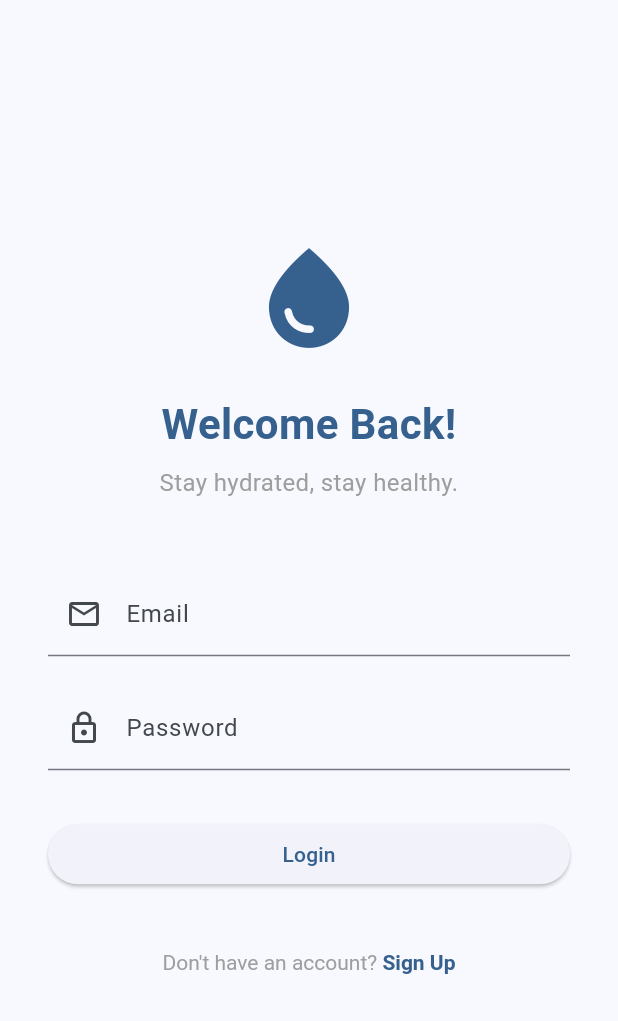
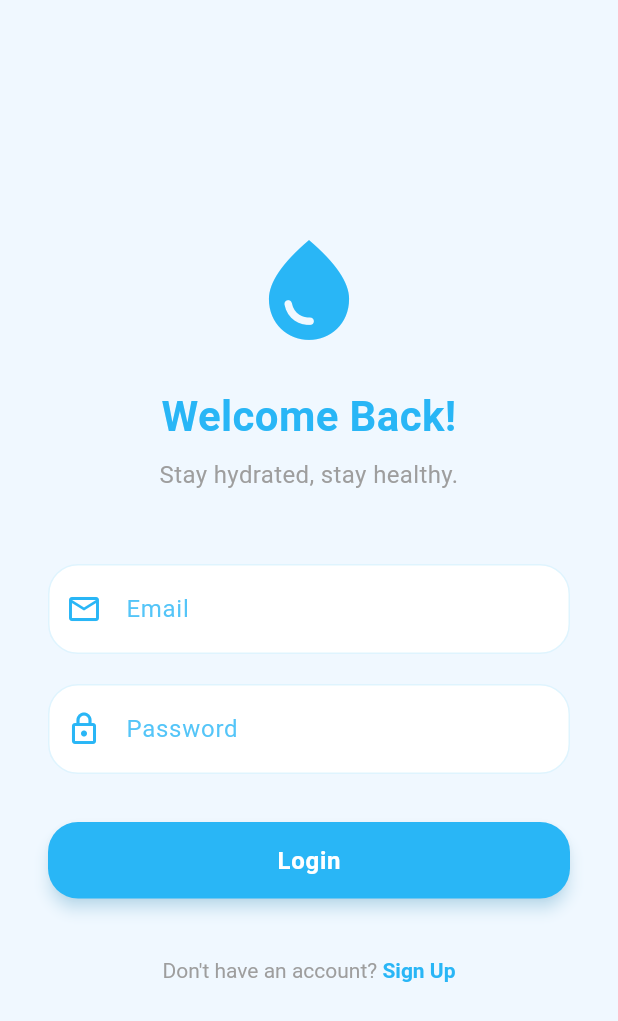
Before and after one commit to hannaRahim/hydrobuddy15, a Flutter app: the screen it shows after launch, on a phone screen of 412 x 824 dp. Shown: the top 1021 px of the screen. Run offline on Flutter 3.47's test engine with Material 3 defaults, Android fonts, the phone set to English and light mode, and no system bars; our stand-ins replace equatable, flutter_bloc, flutter_local_notifications, sqflite, supabase_flutter, timezone; accounts and stored records are empty.

Commit message:
tmbh water intake history, tukar app theme, update dashboard bagi cantik

```diff
--- a/lib/core/theme/app_theme.dart
+++ b/lib/core/theme/app_theme.dart
@@ -1,40 +1,56 @@
 import 'package:flutter/material.dart';
 
 class AppTheme {
-  // --- Color Palette ---
-  static const Color _primaryBlue = Color(0xFF0288D1); // Deep Ocean
-  static const Color _secondaryTeal = Color(0xFF26C6DA); // Tropical Water
-  static const Color _backgroundLight = Color(0xFFF0F8FF); // Alice Blue
+  // --- New "Logo-Inspired" Palette ---
+  // A vibrant, friendly light blue matching the droplet's body
+  static const Color _primaryBlue = Color(0xFF29B6F6);
+  // A softer cyan/teal for accents, matching the glow
+  static const Color _secondaryCyan = Color(0xFF81D4FA);
+  // Very pale blue for backgrounds (Alice Blue)
+  static const Color _backgroundLight = Color(0xFFF0F8FF);
+  // Darker blue for text to ensure readability on light backgrounds
+  static const Color _textDarkBlue = Color(0xFF01579B);
   static const Color _surfaceWhite = Colors.white;
   static const Color _errorRed = Color(0xFFE57373);
 
   static final ThemeData lightTheme = ThemeData(
     useMaterial3: true,
-    fontFamily: 'Roboto', // Default, but explicit helps if you add fonts later
+    fontFamily: 'Roboto',
 
     // Color Scheme
     colorScheme: ColorScheme.fromSeed(
       seedColor: _primaryBlue,
       primary: _primaryBlue,
-      secondary: _secondaryTeal,
+      secondary: _secondaryCyan,
       surface: _surfaceWhite,
       background: _backgroundLight,
       error: _errorRed,
+      // Text on primary buttons should be white
       onPrimary: Colors.white,
-      onSecondary: Colors.white,
+      // Text on background should be the dark blue for contrast
+      onSurface: _textDarkBlue,
+      onBackground: _textDarkBlue,
     ),
 
     scaffoldBackgroundColor: _backgroundLight,
 
+    // Text Theme (Global Text Colors)
+    textTheme: const TextTheme(
+      bodyLarge: TextStyle(color: _textDarkBlue),
+      bodyMedium: TextStyle(color: _textDarkBlue),
+      titleLarge: TextStyle(color: _textDarkBlue, fontWeight: FontWeight.bold),
+      headlineSmall: TextStyle(color: _textDarkBlue, fontWeight: FontWeight.bold),
+    ),
+
     // AppBar Styling
     appBarTheme: const AppBarTheme(
       backgroundColor: _backgroundLight,
-      surfaceTintColor: Colors.transparent, // Removes the scroll tint
+      surfaceTintColor: Colors.transparent,
       elevation: 0,
       centerTitle: true,
       iconTheme: IconThemeData(color: _primaryBlue),
       titleTextStyle: TextStyle(
-        color: _primaryBlue,
+        color: _primaryBlue, // Title matches the logo color
         fontSize: 22,
         fontWeight: FontWeight.bold,
         letterSpacing: 0.5,
@@ -44,20 +60,22 @@ class AppTheme {
     // Card Styling
     cardTheme: CardThemeData(
       color: _surfaceWhite,
-      elevation: 4,
-      shadowColor: _primaryBlue.withValues(alpha: 0.15),
-      shape: RoundedRectangleBorder(borderRadius: BorderRadius.circular(20)),
+      elevation: 3,
+      // Softer, light blue shadow to match the "glow"
+      shadowColor: _primaryBlue.withValues(alpha: 0.25),
+      shape: RoundedRectangleBorder(borderRadius: BorderRadius.circular(24)),
       margin: const EdgeInsets.symmetric(vertical: 8),
     ),
 
     // ElevatedButton Styling
     elevatedButtonTheme: ElevatedButtonThemeData(
-      style: ElevatedButton.styleFrom(
-        backgroundColor: _primaryBlue,
-        foregroundColor: Colors.white,
-        elevation: 4,
+    style: ElevatedButton.styleFrom(
+      backgroundColor: _primaryBlue,
+      foregroundColor: Colors.white,
+      elevation: 4,
+      shadowColor: _primaryBlue.withValues(alpha: 0.4),
         padding: const EdgeInsets.symmetric(horizontal: 24, vertical: 16),
-        shape: RoundedRectangleBorder(borderRadius: BorderRadius.circular(16)),
+        shape: RoundedRectangleBorder(borderRadius: BorderRadius.circular(20)),
         textStyle: const TextStyle(fontSize: 16, fontWeight: FontWeight.bold, letterSpacing: 0.5),
       ),
     ),
@@ -68,23 +86,23 @@ class AppTheme {
       fillColor: _surfaceWhite,
       contentPadding: const EdgeInsets.symmetric(horizontal: 20, vertical: 18),
       border: OutlineInputBorder(
-        borderRadius: BorderRadius.circular(16),
+        borderRadius: BorderRadius.circular(20),
         borderSide: BorderSide.none,
       ),
       enabledBorder: OutlineInputBorder(
-        borderRadius: BorderRadius.circular(16),
-        borderSide: BorderSide(color: _primaryBlue.withValues(alpha: 0.1)),
+        borderRadius: BorderRadius.circular(20),
+        borderSide: BorderSide(color: _primaryBlue.withValues(alpha: 0.15)),
       ),
       focusedBorder: OutlineInputBorder(
-        borderRadius: BorderRadius.circular(16),
+        borderRadius: BorderRadius.circular(20),
         borderSide: const BorderSide(color: _primaryBlue, width: 2),
       ),
       errorBorder: OutlineInputBorder(
-        borderRadius: BorderRadius.circular(16),
+        borderRadius: BorderRadius.circular(20),
         borderSide: const BorderSide(color: _errorRed),
       ),
       prefixIconColor: _primaryBlue,
-      labelStyle: TextStyle(color: _primaryBlue.withValues(alpha: 0.7)),
+      labelStyle: TextStyle(color: _primaryBlue.withValues(alpha: 0.8)),
       floatingLabelStyle: const TextStyle(color: _primaryBlue, fontWeight: FontWeight.bold),
     ),
 
--- a/lib/hydration/cubit/hydration_state.dart
+++ b/lib/hydration/cubit/hydration_state.dart
@@ -1,4 +1,5 @@
 import 'package:equatable/equatable.dart';
+import '../data/intake_model.dart'; // Import IntakeModel
 
 abstract class HydrationState extends Equatable {
   const HydrationState();
@@ -13,12 +14,17 @@ class HydrationLoading extends HydrationState {}
 
 class HydrationLoaded extends HydrationState {
   final int currentIntake;
+  final List<IntakeModel> history; // --- NEW: History List ---
   final bool hasUnsyncedData;
 
-  const HydrationLoaded(this.currentIntake, {this.hasUnsyncedData = false});
+  const HydrationLoaded(
+    this.currentIntake,
+    this.history,
+    {this.hasUnsyncedData = false}
+  );
 
   @override
-  List<Object> get props => [currentIntake, hasUnsyncedData];
+  List<Object> get props => [currentIntake, history, hasUnsyncedData];
 }
 
 class HydrationError extends HydrationState {
--- a/lib/main.dart
+++ b/lib/main.dart
@@ -1,6 +1,7 @@
 import 'package:flutter/material.dart';
 import 'package:flutter_bloc/flutter_bloc.dart';
 import 'core/services/supabase_service.dart';
+import 'core/theme/app_theme.dart'; // <--- IMPORT THIS
 import 'auth/cubit/auth_cubit.dart';
 import 'profile/cubit/profile_cubit.dart';
 import 'profile/data/profile_repository.dart';
@@ -14,21 +15,16 @@ import 'profile/ui/profile_setup_screen.dart';
 import 'settings/ui/settings_screen.dart';
 
 void main() async {
-  // Ensure Flutter framework is ready
   WidgetsFlutterBinding.ensureInitialized();
 
-  // 1. Initialize Supabase Service
   final supabaseService = SupabaseService();
 
   try {
     await supabaseService.initialize();
-    debugPrint("Supabase Initialized Successfully");
   } catch (e) {
-    debugPrint("CRITICAL ERROR: Supabase failed to initialize: $e");
-    // You could potentially show a "No Internet" screen here if initialization fails
+    debugPrint("Supabase failed to initialize: $e");
   }
 
-  // 2. Initialize Repositories
   final profileRepo = ProfileRepository(supabaseService);
   final hydrationRepo = HydrationRepository(supabaseService);
 
@@ -52,11 +48,11 @@ class HydroBuddyApp extends StatelessWidget {
     return MaterialApp(
       title: 'Hydro Buddy',
       debugShowCheckedModeBanner: false,
-      theme: ThemeData(
-        colorScheme: ColorScheme.fromSeed(seedColor: Colors.blue),
-        useMaterial3: true,
-      ),
-      // Always start at Splash
+
+      // --- FIX: Use your custom light blue theme here ---
+      theme: AppTheme.lightTheme,
+      // -------------------------------------------------
+
       initialRoute: '/',
       routes: {
         '/': (context) => const SplashScreen(),
--- a/pubspec.yaml
+++ b/pubspec.yaml
@@ -47,6 +47,7 @@ dependencies:
   path: ^1.8.3
   flutter_local_notifications: ^17.0.0
   timezone: ^0.9.2
+  intl: ^0.20.2
 dev_dependencies:
   flutter_test:
     sdk: flutter
```
Also changed, not shown: lib/core/services/local_database_service.dart (+16 -1 lines), lib/hydration/cubit/hydration_cubit.dart (+12 -17 lines), lib/hydration/data/hydration_repository.dart (+10 -39 lines), lib/hydration/ui/dashboard_screen.dart (+100 -9 lines), pubspec.lock.
